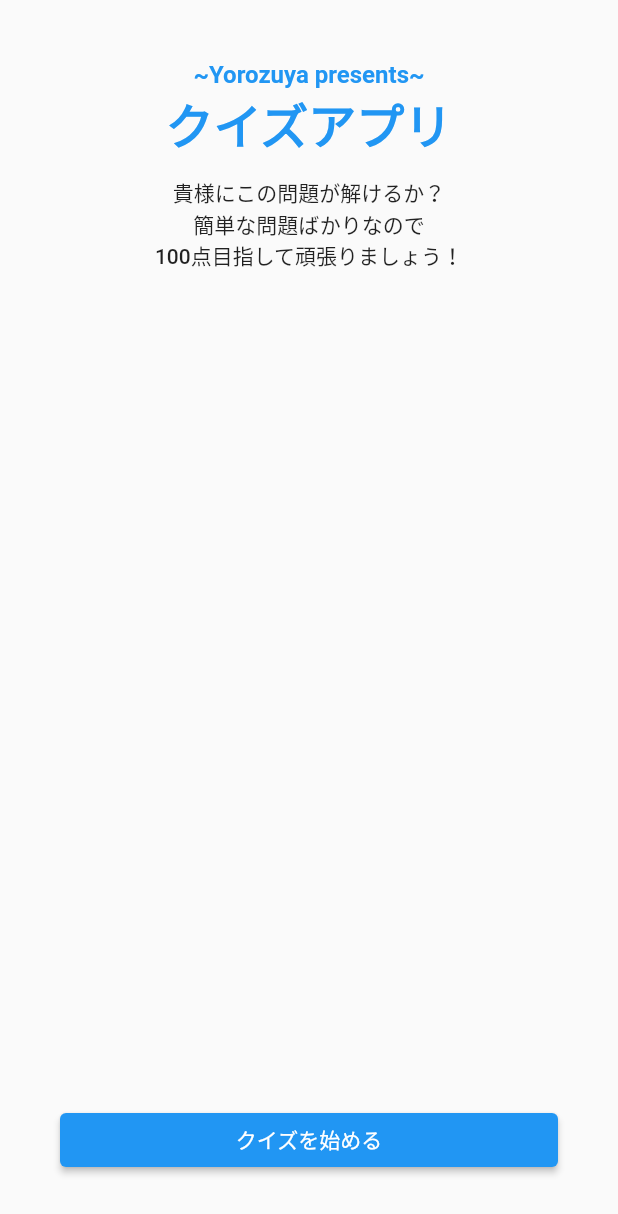
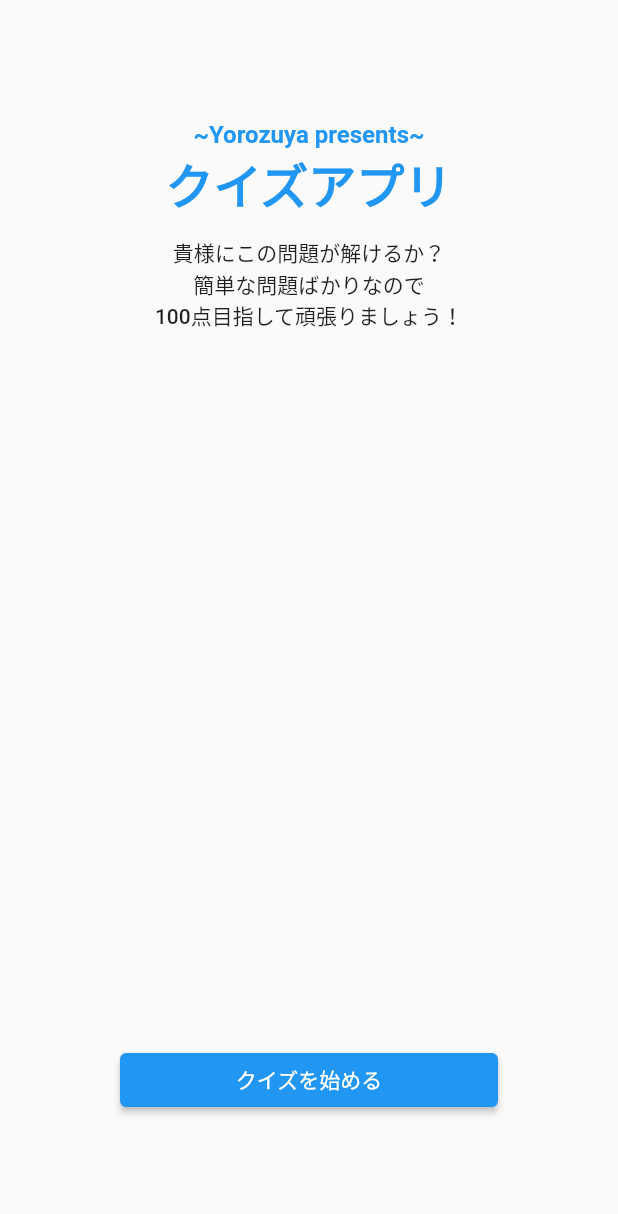
Before and after one commit to hayabusabusa/yrzy-hackathon-flutter, a Flutter app: the screen it shows after launch, on a phone screen of 412 x 824 dp. Shown: the top 1214 px of the screen. Run offline on Flutter 3.47's test engine with Material 2 defaults, Android fonts, the phone set to English and light mode, and no system bars.

Commit message:
Whitespace adjustment

```diff
--- a/lib/screens/home_screen.dart
+++ b/lib/screens/home_screen.dart
@@ -6,7 +6,7 @@ class HomeScreen extends StatelessWidget {
   Widget build(BuildContext context) {
     return Scaffold(
       body: Padding(
-        padding: const EdgeInsets.all(40.0),
+        padding: const EdgeInsets.all(80.0),
         child: Column(
           crossAxisAlignment: CrossAxisAlignment.stretch,
           children: [
```
